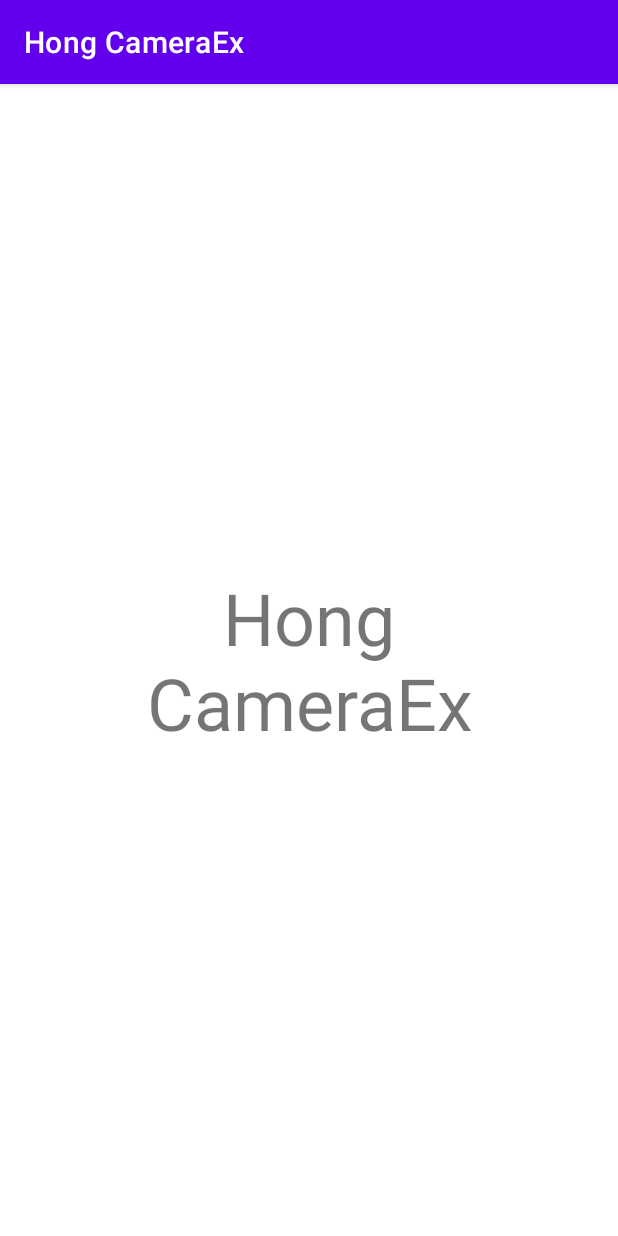
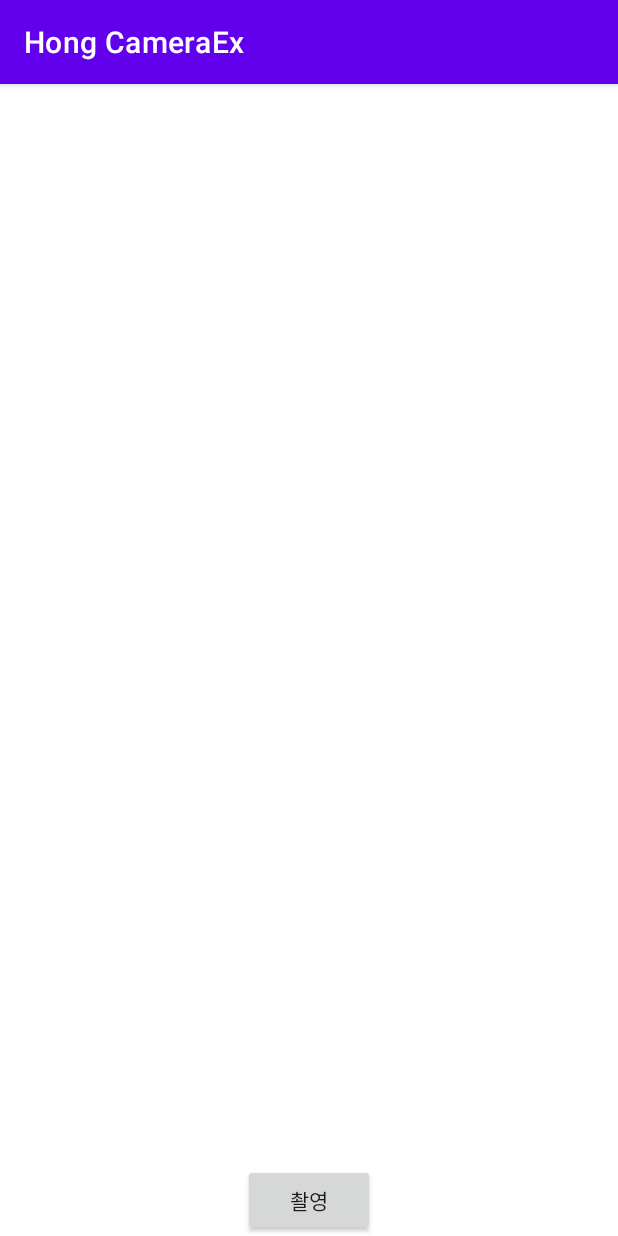
Before and after one commit to streamradix/android, an Android app: the screen it shows after launch (MainActivity), on a phone screen of 412 x 824 dp. Run offline under Robolectric (Android 15) with nearby library versions, the light colour scheme and no system bars; libraries missing offline, so code that uses them is left out: com.gun0912.tedpermission; 1 statement that could not run was skipped.

Commit message:
Hong: hongdroid 11 camera

```diff
--- a/hong_camera/build.gradle
+++ b/hong_camera/build.gradle
@@ -22,6 +22,7 @@ android {
 			proguardFiles getDefaultProguardFile('proguard-android-optimize.txt'), 'proguard-rules.pro'
 		}
 	}
+
 	compileOptions {
 		sourceCompatibility JavaVersion.VERSION_1_8
 		targetCompatibility JavaVersion.VERSION_1_8
@@ -29,6 +30,9 @@ android {
 }
 
 dependencies {
+	// 권한 체크 요청 관련
+	implementation 'io.github.ParkSangGwon:tedpermission-normal:3.3.0'
+
 	// layout
 	implementation 'androidx.appcompat:appcompat:1.5.1'
 	implementation 'androidx.constraintlayout:constraintlayout:2.1.4'
--- a/hong_camera/src/main/res/layout/activity_main.xml
+++ b/hong_camera/src/main/res/layout/activity_main.xml
@@ -1,20 +1,35 @@
 <?xml version="1.0" encoding="utf-8"?>
-<androidx.constraintlayout.widget.ConstraintLayout xmlns:android="http://schemas.android.com/apk/res/android"
-	xmlns:app="http://schemas.android.com/apk/res-auto"
+<androidx.appcompat.widget.LinearLayoutCompat xmlns:android="http://schemas.android.com/apk/res/android"
 	xmlns:tools="http://schemas.android.com/tools"
 	android:layout_width="match_parent"
 	android:layout_height="match_parent"
+	android:orientation="vertical"
 	tools:context=".MainActivity">
 
-	<androidx.appcompat.widget.AppCompatTextView
-		android:layout_width="wrap_content"
+	<androidx.appcompat.widget.LinearLayoutCompat
+		android:layout_width="match_parent"
+		android:layout_height="match_parent"
+		android:layout_weight="1">
+
+		<androidx.appcompat.widget.AppCompatImageView
+			android:id="@+id/image_result"
+			android:layout_width="match_parent"
+			android:layout_height="match_parent" />
+
+	</androidx.appcompat.widget.LinearLayoutCompat>
+
+	<androidx.appcompat.widget.LinearLayoutCompat
+		android:layout_width="match_parent"
 		android:layout_height="wrap_content"
-		android:gravity="center_horizontal"
-		android:text="@string/app_name"
-		android:textSize="48sp"
-		app:layout_constraintBottom_toBottomOf="parent"
-		app:layout_constraintEnd_toEndOf="parent"
-		app:layout_constraintStart_toStartOf="parent"
-		app:layout_constraintTop_toTopOf="parent" />
+		android:gravity="center"
+		android:orientation="horizontal">
 
-</androidx.constraintlayout.widget.ConstraintLayout>
+		<androidx.appcompat.widget.AppCompatButton
+			android:id="@+id/btn_capture"
+			android:layout_width="wrap_content"
+			android:layout_height="wrap_content"
+			android:text="@string/capture" />
+
+	</androidx.appcompat.widget.LinearLayoutCompat>
+
+</androidx.appcompat.widget.LinearLayoutCompat>
--- a/hong_camera/src/main/res/values/strings.xml
+++ b/hong_camera/src/main/res/values/strings.xml
@@ -1,3 +1,4 @@
 <resources>
 	<string name="app_name">Hong\nCameraEx</string>
+	<string name="capture">촬영</string>
 </resources>
--- /dev/null
+++ b/hong_camera/src/main/res/xml/file_paths.xml
@@ -0,0 +1,6 @@
+<?xml version="1.0" encoding="utf-8"?>
+<paths>
+	<external-path
+		name="my_images"
+		path="Android/data/com.hong.cameraEx/files/Pictures" />
+</paths>
```
Also changed, not shown: hong_camera/src/main/AndroidManifest.xml (+18 -1 lines), hong_camera/src/main/java/com/hong/cameraEx/MainActivity.java (+118 -0 lines).
